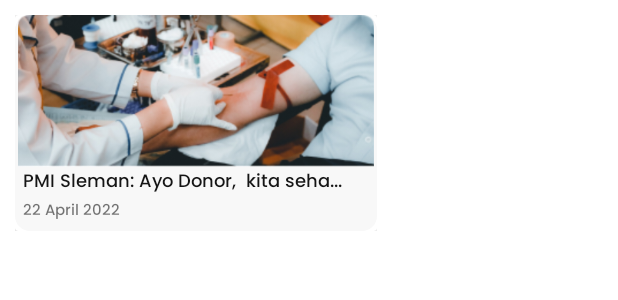
After one commit to amarukael/BloodBags, an Android app: the layout recycler_item.xml on its own in the app's theme, with its tools: preview values and no code run, on a phone screen of 412 x 824 dp. The commit adds this screen. Shown: the top 300 px of the screen. Run offline under Robolectric (Android 15) with nearby library versions, the phone set to English and light mode, and no system bars.

Commit message:
Home V4 (-navbar)

```diff
--- /dev/null
+++ b/app/src/main/res/drawable/ractangle_recycle.xml
@@ -0,0 +1,23 @@
+<vector
+    xmlns:android="http://schemas.android.com/apk/res/android"
+    xmlns:aapt="http://schemas.android.com/aapt"
+    android:width="241dp"
+    android:height="144dp"
+    android:viewportWidth="241"
+    android:viewportHeight="144"
+    >
+
+    <group>
+
+        <clip-path
+            android:pathData="M10 0H231C236.523 0 241 4.47715 241 10V134C241 139.523 236.523 144 231 144H10C4.47715 144 0 139.523 0 134V10C0 4.47715 4.47715 0 10 0Z"
+            />
+
+        <path
+            android:pathData="M0 0V144H241V0"
+            android:fillColor="#F8F8F8"
+            />
+
+    </group>
+
+</vector>
--- /dev/null
+++ b/app/src/main/res/layout/recycler_item.xml
@@ -0,0 +1,46 @@
+<?xml version="1.0" encoding="utf-8"?>
+<LinearLayout xmlns:android="http://schemas.android.com/apk/res/android"
+    android:layout_width="wrap_content"
+    android:layout_height="wrap_content"
+    android:padding="10dp">
+
+    <androidx.cardview.widget.CardView
+        android:id="@+id/card_view"
+        android:layout_width="wrap_content"
+        android:layout_height="wrap_content">
+        <RelativeLayout
+            android:background="@drawable/ractangle_recycle"
+            android:layout_width="241dp"
+            android:layout_height="144dp">
+
+            <ImageView
+                android:id="@+id/iv"
+                android:src="@drawable/blog"
+                android:layout_width="match_parent"
+                android:layout_height="101dp"/>
+
+            <TextView
+                android:id="@+id/tv"
+                android:layout_width="wrap_content"
+                android:layout_height="wrap_content"
+                android:layout_below="@id/iv"
+                android:layout_marginStart="5dp"
+                android:fontFamily="@font/poppins_medium"
+                android:text="PMI Sleman: Ayo Donor,  kita seha..."
+                android:textColor="#151515"
+                android:textSize="12sp" />
+
+            <TextView
+                android:layout_width="wrap_content"
+                android:layout_height="wrap_content"
+                android:layout_below="@id/tv"
+                android:layout_marginStart="5dp"
+                android:fontFamily="@font/poppins_medium"
+                android:text="22 April 2022"
+                android:textSize="10sp" />
+
+
+        </RelativeLayout>
+
+    </androidx.cardview.widget.CardView>
+</LinearLayout>
--- a/app/src/main/res/values/colors.xml
+++ b/app/src/main/res/values/colors.xml
@@ -7,4 +7,5 @@
     <color name="teal_700">#FF018786</color>
     <color name="black">#FF000000</color>
     <color name="white">#FFFFFFFF</color>
+    <color name="background">#FAFAFA</color>
 </resources>
```
Also changed, not shown: app/src/main/java/com/amarukael/bloodbags/Adapter/BlogdashAdapter.java (added, +63 -0 lines), app/src/main/java/com/amarukael/bloodbags/MainActivity.java (+32 -0 lines), app/src/main/java/com/amarukael/bloodbags/Model/BlogdashModel.java (added, +22 -0 lines), app/src/main/res/layout/activity_main.xml (+34 -0 lines), app/src/main/res/drawable/blog.jpg (added), app/src/main/res/drawable/point.png (added), app/src/main/res/drawable/stok.png (added).
